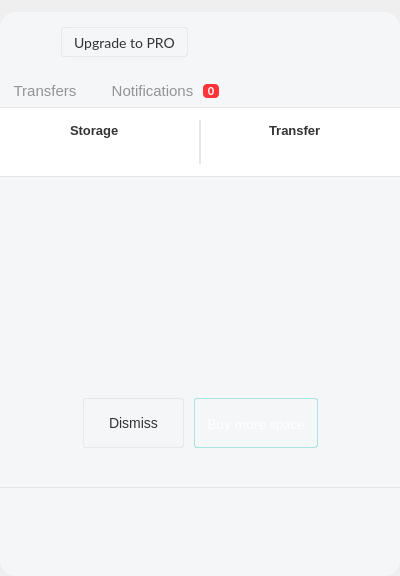
First picture: the form in src/MEGASync/gui/macx/InfoDialog.ui, repository meganz/MEGAsync, before the edit.
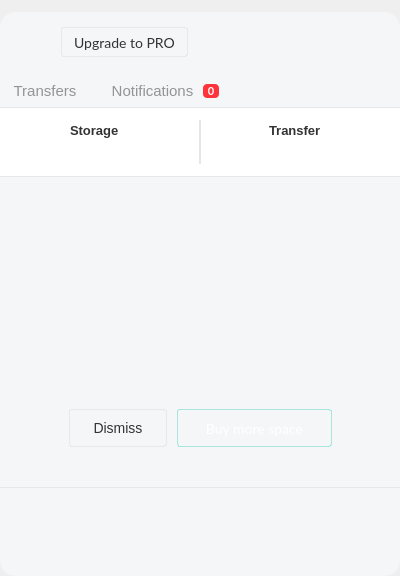
Second picture: the form after the edit. The open tabs and pages were chosen to show the change. Icons and pictures are not drawn. Custom widgets are drawn as their Qt base class.

```diff
--- a/src/MEGASync/gui/macx/InfoDialog.ui
+++ b/src/MEGASync/gui/macx/InfoDialog.ui
@@ -1596,7 +1596,7 @@
                             <property name="minimumSize">
                              <size>
                               <width>0</width>
-                              <height>75</height>
+                              <height>96</height>
                              </size>
                             </property>
                             <property name="maximumSize">
@@ -1639,10 +1639,16 @@
                              </item>
                              <item>
                               <widget class="QPushButton" name="bOQIcon">
+                               <property name="minimumSize">
+                                <size>
+                                 <width>96</width>
+                                 <height>96</height>
+                                </size>
+                               </property>
                                <property name="maximumSize">
                                 <size>
-                                 <width>64</width>
-                                 <height>64</height>
+                                 <width>96</width>
+                                 <height>96</height>
                                 </size>
                                </property>
                                <property name="text">
@@ -1650,8 +1656,8 @@
                                </property>
                                <property name="iconSize">
                                 <size>
-                                 <width>64</width>
-                                 <height>64</height>
+                                 <width>96</width>
+                                 <height>96</height>
                                 </size>
                                </property>
                               </widget>
@@ -1795,14 +1801,14 @@
                               <widget class="QPushButton" name="bDiscard">
                                <property name="minimumSize">
                                 <size>
-                                 <width>0</width>
-                                 <height>50</height>
+                                 <width>98</width>
+                                 <height>38</height>
                                 </size>
                                </property>
                                <property name="maximumSize">
                                 <size>
                                  <width>16777215</width>
-                                 <height>50</height>
+                                 <height>38</height>
                                 </size>
                                </property>
                                <property name="styleSheet">
@@ -1813,7 +1819,6 @@
 stop: 0 #ffffff, stop: 1 #fafafa);
  border-radius: 3px;
  border: 1px solid rgba(0, 0, 0, 5%);
- padding: 16px 25px 16px 25px;
  font-family: &quot;Lato&quot;;
  font-size: 14px;
  color: #333333;
@@ -1834,14 +1839,14 @@
                               <widget class="QPushButton" name="bBuyQuota">
                                <property name="minimumSize">
                                 <size>
-                                 <width>0</width>
-                                 <height>50</height>
+                                 <width>155</width>
+                                 <height>38</height>
                                 </size>
                                </property>
                                <property name="maximumSize">
                                 <size>
                                  <width>16777215</width>
-                                 <height>50</height>
+                                 <height>38</height>
                                 </size>
                                </property>
                                <property name="styleSheet">
@@ -1852,7 +1857,6 @@
 border: 1px solid rgba(0,191, 165, 30%);
 border-radius: 3px;
 color: #ffffff;
-padding: 7px 12px 7px 12px;
 background-color: qlineargradient(x1: 0, y1: 0, x2: 0, y2: 1,
 							stop: 0 rgba(0, 204, 176, 1), stop: 1 rgba(0, 172,149,1));
 }
```
